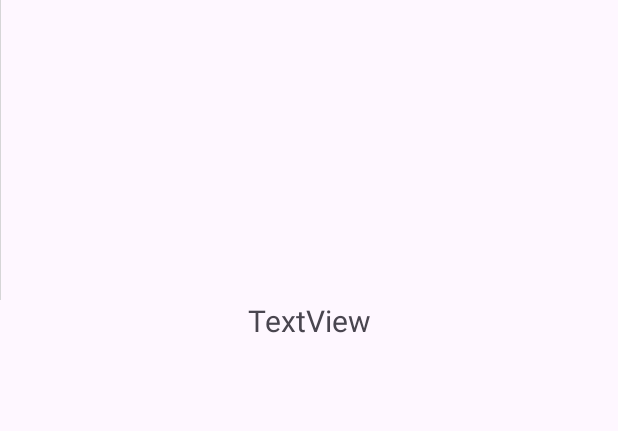
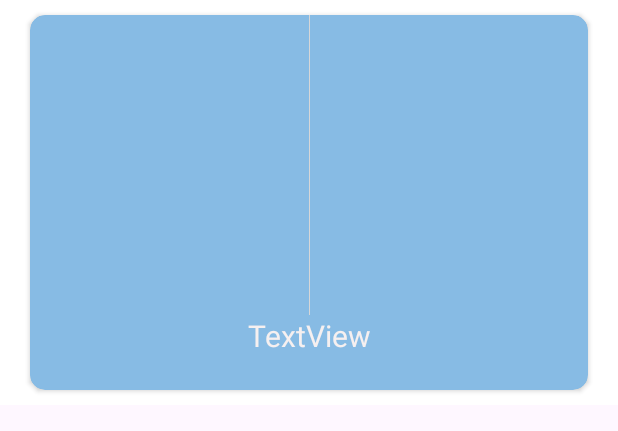
Before and after one commit to KhoaTrinh18/63134337-AndroidProgramming, an Android app: the layout landscape_item.xml on its own in the app's theme, with its tools: preview values and no code run, on a phone screen of 412 x 824 dp. Shown: the top 431 px of the screen. Run offline under Robolectric (Android 15) with nearby library versions, the phone set to English and light mode, and no system bars.

Commit message:
Thêm sự kiện onclik và cardview

```diff
--- a/RecyclerViewDemo/app/src/main/java/edu/ntu/khoatrinh/LandScapeAdapter.java
+++ b/RecyclerViewDemo/app/src/main/java/edu/ntu/khoatrinh/LandScapeAdapter.java
@@ -6,6 +6,7 @@ import android.view.View;
 import android.view.ViewGroup;
 import android.widget.ImageView;
 import android.widget.TextView;
+import android.widget.Toast;
 
 import androidx.annotation.NonNull;
 import androidx.recyclerview.widget.RecyclerView;
@@ -49,7 +50,7 @@ public class LandScapeAdapter extends RecyclerView.Adapter<LandScapeAdapter.Item
         return lData.size();
     }
 
-    class ItemLandHolder extends RecyclerView.ViewHolder{
+    class ItemLandHolder extends RecyclerView.ViewHolder implements View.OnClickListener{
         TextView tvLandScapeName;
         ImageView ivLandScapeImage;
 
@@ -57,6 +58,16 @@ public class LandScapeAdapter extends RecyclerView.Adapter<LandScapeAdapter.Item
             super(itemView);
             tvLandScapeName = itemView.findViewById(R.id.landScapeName);
             ivLandScapeImage = itemView.findViewById(R.id.landScapeImage);
+            itemView.setOnClickListener(this);
+        }
+
+        @Override
+        public void onClick(View v) {
+            int position = getAdapterPosition();
+            LandScape landScape = lData.get(position);
+            String nameLand = landScape.getLandName();
+            String str = "Bạn vừa click vào: " + nameLand;
+            Toast.makeText(v.getContext(), str, Toast.LENGTH_SHORT).show();
         }
     }
 
--- a/RecyclerViewDemo/app/src/main/res/layout/landscape_item.xml
+++ b/RecyclerViewDemo/app/src/main/res/layout/landscape_item.xml
@@ -2,6 +2,27 @@
 <androidx.constraintlayout.widget.ConstraintLayout xmlns:android="http://schemas.android.com/apk/res/android"
     xmlns:app="http://schemas.android.com/apk/res-auto"
     xmlns:tools="http://schemas.android.com/tools"
+    android:layout_width="match_parent"
+    android:layout_height="wrap_content"
+    android:background="#FFFFFF"
+    android:backgroundTint="#FFFFFF">
+
+    <androidx.cardview.widget.CardView
+        android:layout_width="match_parent"
+        android:layout_height="wrap_content"
+        android:layout_marginLeft="20dp"
+        android:layout_marginTop="10dp"
+        android:layout_marginRight="20dp"
+        android:layout_marginBottom="10dp"
+        android:background="#417FB1"
+        android:backgroundTint="#87BBE4"
+        app:cardCornerRadius="10dp"
+        app:layout_constraintBottom_toBottomOf="parent"
+        app:layout_constraintEnd_toEndOf="parent"
+        app:layout_constraintStart_toStartOf="parent"
+        app:layout_constraintTop_toTopOf="parent">
+
+        <androidx.constraintlayout.widget.ConstraintLayout
             android:layout_width="match_parent"
             android:layout_height="wrap_content">
 
@@ -11,7 +32,6 @@
                 android:layout_height="200dp"
                 android:scaleType="fitXY"
                 app:layout_constraintEnd_toEndOf="parent"
-        app:layout_constraintHorizontal_bias="0.0"
                 app:layout_constraintStart_toStartOf="parent"
                 app:layout_constraintTop_toTopOf="parent"
                 tools:srcCompat="@tools:sample/backgrounds/scenic" />
@@ -22,8 +42,12 @@
                 android:layout_height="50dp"
                 android:text="TextView"
                 android:textAlignment="center"
+                android:textColor="#F6F0F0"
                 android:textSize="20sp"
                 app:layout_constraintEnd_toEndOf="parent"
                 app:layout_constraintStart_toStartOf="parent"
                 app:layout_constraintTop_toBottomOf="@+id/landScapeImage" />
         </androidx.constraintlayout.widget.ConstraintLayout>
+    </androidx.cardview.widget.CardView>
+
+</androidx.constraintlayout.widget.ConstraintLayout>
```
Lines whose indentation alone changed are shown as unchanged.
